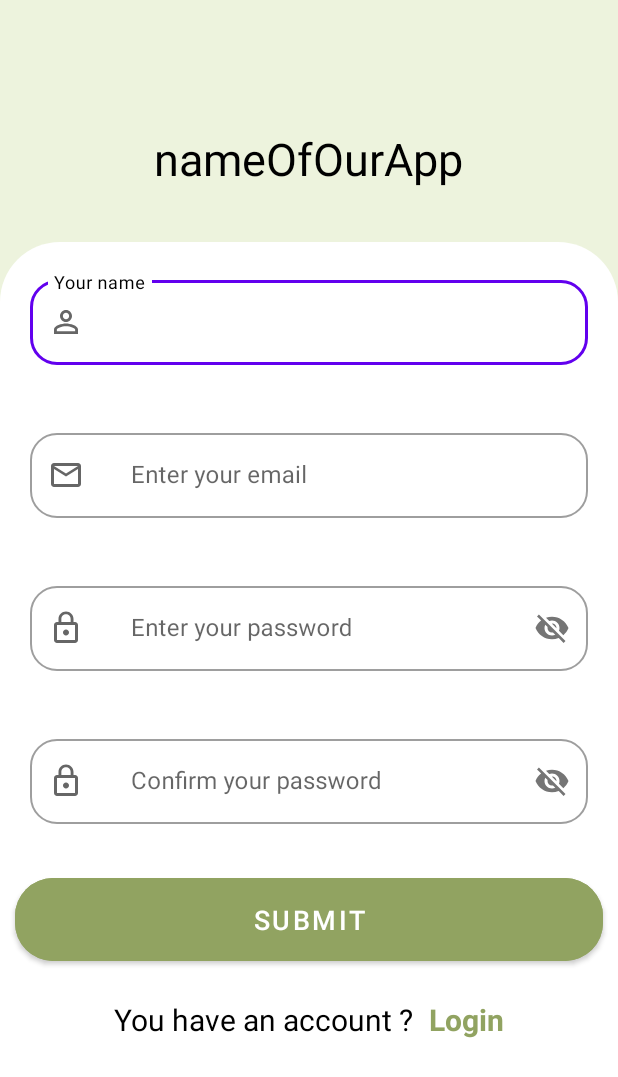
After one commit to ESGI4-AL/Android-Kotlin-Project, an Android app: the SignupActivity screen opened directly, with no data from a screen before it, on a phone screen of 412 x 824 dp. The commit adds this screen. Shown: the top 1077 px of the screen. Run offline under Robolectric (Android 15) with nearby library versions, the phone set to English and light mode, and no system bars.

Commit message:
creation signup fils

```diff
--- a/app/src/main/AndroidManifest.xml
+++ b/app/src/main/AndroidManifest.xml
@@ -13,6 +13,9 @@
         android:theme="@style/Theme.AndroidKotlinProject"
         tools:targetApi="31">
         <activity
+            android:name=".SignupActivity"
+            android:exported="false" />
+        <activity
             android:name=".MainActivity"
             android:exported="true">
             <intent-filter>
--- /dev/null
+++ b/app/src/main/java/com/example/android_kotlin_project/SignupActivity.kt
@@ -0,0 +1,20 @@
+package com.example.android_kotlin_project
+
+import android.os.Bundle
+import androidx.activity.enableEdgeToEdge
+import androidx.appcompat.app.AppCompatActivity
+import androidx.core.view.ViewCompat
+import androidx.core.view.WindowInsetsCompat
+
+class SignupActivity : AppCompatActivity() {
+    override fun onCreate(savedInstanceState: Bundle?) {
+        super.onCreate(savedInstanceState)
+        enableEdgeToEdge()
+        setContentView(R.layout.activity_signup)
+        ViewCompat.setOnApplyWindowInsetsListener(findViewById(R.id.main)) { v, insets ->
+            val systemBars = insets.getInsets(WindowInsetsCompat.Type.systemBars())
+            v.setPadding(systemBars.left, systemBars.top, systemBars.right, systemBars.bottom)
+            insets
+        }
+    }
+}
--- /dev/null
+++ b/app/src/main/res/drawable/baseline_lock.xml
@@ -0,0 +1,5 @@
+<vector xmlns:android="http://schemas.android.com/apk/res/android" android:height="24dp" android:tint="#000000" android:viewportHeight="24" android:viewportWidth="24" android:width="24dp">
+
+    <path android:fillColor="@android:color/white" android:pathData="M12,17c1.1,0 2,-0.9 2,-2s-0.9,-2 -2,-2s-2,0.9 -2,2S10.9,17 12,17zM18,8h-1V6c0,-2.76 -2.24,-5 -5,-5S7,3.24 7,6v2H6c-1.1,0 -2,0.9 -2,2v10c0,1.1 0.9,2 2,2h12c1.1,0 2,-0.9 2,-2V10C20,8.9 19.1,8 18,8zM8.9,6c0,-1.71 1.39,-3.1 3.1,-3.1s3.1,1.39 3.1,3.1v2H8.9V6zM18,20H6V10h12V20z"/>
+
+</vector>
--- /dev/null
+++ b/app/src/main/res/drawable/baseline_mail.xml
@@ -0,0 +1,5 @@
+<vector xmlns:android="http://schemas.android.com/apk/res/android" android:height="24dp" android:tint="#000000" android:viewportHeight="24" android:viewportWidth="24" android:width="24dp">
+
+    <path android:fillColor="@android:color/white" android:pathData="M20,4L4,4c-1.1,0 -1.99,0.9 -1.99,2L2,18c0,1.1 0.9,2 2,2h16c1.1,0 2,-0.9 2,-2L22,6c0,-1.1 -0.9,-2 -2,-2zM20,18L4,18L4,8l8,5 8,-5v10zM12,11L4,6h16l-8,5z"/>
+
+</vector>
--- /dev/null
+++ b/app/src/main/res/drawable/baseline_person.xml
@@ -0,0 +1,5 @@
+<vector xmlns:android="http://schemas.android.com/apk/res/android" android:height="24dp" android:tint="#000000" android:viewportHeight="24" android:viewportWidth="24" android:width="24dp">
+
+    <path android:fillColor="@android:color/white" android:pathData="M12,5.9c1.16,0 2.1,0.94 2.1,2.1s-0.94,2.1 -2.1,2.1S9.9,9.16 9.9,8s0.94,-2.1 2.1,-2.1m0,9c2.97,0 6.1,1.46 6.1,2.1v1.1L5.9,18.1L5.9,17c0,-0.64 3.13,-2.1 6.1,-2.1M12,4C9.79,4 8,5.79 8,8s1.79,4 4,4 4,-1.79 4,-4 -1.79,-4 -4,-4zM12,13c-2.67,0 -8,1.34 -8,4v3h16v-3c0,-2.66 -5.33,-4 -8,-4z"/>
+
+</vector>
--- /dev/null
+++ b/app/src/main/res/drawable/roun_border.xml
@@ -0,0 +1,7 @@
+<?xml version="1.0" encoding="utf-8"?>
+<shape android:shape="rectangle" xmlns:android="http://schemas.android.com/apk/res/android">
+<solid android:color="@color/white" />
+    <corners
+        android:topLeftRadius="40dp"
+        android:topRightRadius="40dp" />
+</shape>
--- /dev/null
+++ b/app/src/main/res/layout/activity_signup.xml
@@ -0,0 +1,169 @@
+<?xml version="1.0" encoding="utf-8"?>
+<RelativeLayout xmlns:android="http://schemas.android.com/apk/res/android"
+    xmlns:app="http://schemas.android.com/apk/res-auto"
+    xmlns:tools="http://schemas.android.com/tools"
+    android:id="@+id/main"
+    android:layout_width="match_parent"
+    android:layout_height="match_parent"
+    android:background="@color/green1"
+    tools:context=".SignupActivity">
+
+    <LinearLayout
+        android:layout_width="match_parent"
+        android:layout_height="match_parent"
+        android:layout_alignParentBottom="true"
+        android:orientation="vertical"
+        android:paddingTop="20dp">
+
+        <TextView
+            android:layout_width="wrap_content"
+            android:layout_height="wrap_content"
+            android:layout_gravity="center"
+            android:layout_marginTop="60dp"
+            android:gravity="center"
+            android:padding="5dp"
+            android:text="nameOfOurApp"
+            android:textColor="@color/black"
+            android:textSize="30sp" />
+
+        <LinearLayout
+            android:layout_width="match_parent"
+            android:layout_height="match_parent"
+            android:layout_marginTop="30dp"
+            android:background="@drawable/roun_border"
+            android:orientation="vertical">
+
+
+            <com.google.android.material.textfield.TextInputLayout
+                style="@style/Widget.MaterialComponents.TextInputLayout.OutlinedBox"
+                android:layout_width="match_parent"
+                android:layout_height="wrap_content"
+                android:layout_margin="20dp"
+                android:hint="Your name"
+                app:boxCornerRadiusBottomEnd="18dp"
+                app:boxCornerRadiusBottomStart="18dp"
+                app:boxCornerRadiusTopEnd="18dp"
+                app:boxCornerRadiusTopStart="18dp"
+                app:hintTextColor="@color/black"
+                app:startIconDrawable="@drawable/baseline_person">
+
+                <com.google.android.material.textfield.TextInputEditText
+                    android:layout_width="match_parent"
+                    android:layout_height="match_parent"
+                    android:drawableStart="@drawable/baseline_person"
+                    android:drawablePadding="15dp"
+                    android:drawableTint="@color/green1"
+                    android:inputType="text" />
+            </com.google.android.material.textfield.TextInputLayout>
+
+            <com.google.android.material.textfield.TextInputLayout
+                style="@style/Widget.MaterialComponents.TextInputLayout.OutlinedBox"
+                android:layout_width="match_parent"
+                android:layout_height="wrap_content"
+                android:layout_margin="20dp"
+                android:hint="Enter your email"
+                app:boxCornerRadiusBottomEnd="18dp"
+                app:boxCornerRadiusBottomStart="18dp"
+                app:boxCornerRadiusTopEnd="18dp"
+                app:boxCornerRadiusTopStart="18dp"
+                app:hintTextColor="@color/black"
+                app:startIconDrawable="@drawable/baseline_mail">
+
+                <com.google.android.material.textfield.TextInputEditText
+                    android:layout_width="match_parent"
+                    android:layout_height="match_parent"
+                    android:drawableStart="@drawable/baseline_mail"
+                    android:drawablePadding="15dp"
+                    android:drawableTint="@color/green1"
+                    android:inputType="text" />
+            </com.google.android.material.textfield.TextInputLayout>
+
+            <com.google.android.material.textfield.TextInputLayout
+                style="@style/Widget.MaterialComponents.TextInputLayout.OutlinedBox"
+                android:layout_width="match_parent"
+                android:layout_height="wrap_content"
+                android:layout_margin="20dp"
+                android:hint="Enter your password"
+                app:boxCornerRadiusBottomEnd="18dp"
+                app:boxCornerRadiusBottomStart="18dp"
+                app:boxCornerRadiusTopEnd="18dp"
+                app:boxCornerRadiusTopStart="18dp"
+                app:hintTextColor="@color/black"
+                app:passwordToggleEnabled="true"
+                app:startIconDrawable="@drawable/baseline_lock">
+
+                <com.google.android.material.textfield.TextInputEditText
+                    android:layout_width="match_parent"
+                    android:layout_height="match_parent"
+                    android:drawableStart="@drawable/baseline_lock"
+                    android:drawablePadding="15dp"
+                    android:drawableTint="@color/green1"
+                    android:inputType="text" />
+            </com.google.android.material.textfield.TextInputLayout>
+
+            <com.google.android.material.textfield.TextInputLayout
+                style="@style/Widget.MaterialComponents.TextInputLayout.OutlinedBox"
+                android:layout_width="match_parent"
+                android:layout_height="wrap_content"
+                android:layout_margin="20dp"
+                android:hint="Confirm your password"
+                app:boxCornerRadiusBottomEnd="18dp"
+                app:boxCornerRadiusBottomStart="18dp"
+                app:boxCornerRadiusTopEnd="18dp"
+                app:boxCornerRadiusTopStart="18dp"
+                app:hintTextColor="@color/black"
+                app:passwordToggleEnabled="true"
+                app:startIconDrawable="@drawable/baseline_lock">
+
+                <com.google.android.material.textfield.TextInputEditText
+                    android:layout_width="match_parent"
+                    android:layout_height="match_parent"
+                    android:drawableStart="@drawable/baseline_lock"
+                    android:drawablePadding="15dp"
+                    android:drawableTint="@color/green1"
+                    android:inputType="text" />
+            </com.google.android.material.textfield.TextInputLayout>
+
+            <Button
+                android:layout_width="match_parent"
+                android:layout_height="wrap_content"
+                android:layout_margin="10dp"
+                android:backgroundTint="@color/green2"
+                android:padding="15dp"
+                android:text="Submit"
+                android:textAllCaps="true"
+                android:textColor="@color/white"
+                android:textSize="18dp"
+                app:cornerRadius="25dp" />
+
+            <LinearLayout
+                android:layout_width="match_parent"
+                android:layout_height="wrap_content"
+                android:layout_gravity="center"
+                android:layout_margin="4dp"
+                android:gravity="center"
+                android:orientation="horizontal">
+
+
+                <TextView
+                    android:layout_width="wrap_content"
+                    android:layout_height="wrap_content"
+                    android:padding="5dp"
+                    android:text="You have an account ?"
+                    android:textColor="@color/black"
+                    android:textSize="20dp" />
+
+                <TextView
+                    android:layout_width="wrap_content"
+                    android:layout_height="wrap_content"
+                    android:padding="5dp"
+                    android:text="Login"
+                    android:textColor="@color/green2"
+                    android:textSize="20dp"
+                    android:textStyle="bold" />
+
+            </LinearLayout>
+
+        </LinearLayout>
+    </LinearLayout>
+</RelativeLayout>
--- a/app/src/main/res/values/colors.xml
+++ b/app/src/main/res/values/colors.xml
@@ -2,4 +2,10 @@
 <resources>
     <color name="black">#FF000000</color>
     <color name="white">#FFFFFFFF</color>
+    <color name="green1">#EDF3DD</color>
+    <color name="green2">#91A361</color>
+    <color name="orange">#ffdfba</color>
+    <color name="pink1">#FBE9E9</color>
+    <color name="pink2">#FFADA8</color>
+
 </resources>
--- a/app/src/main/res/values/themes.xml
+++ b/app/src/main/res/values/themes.xml
@@ -1,6 +1,6 @@
 <resources xmlns:tools="http://schemas.android.com/tools">
     <!-- Base application theme. -->
-    <style name="Base.Theme.AndroidKotlinProject" parent="Theme.Material3.DayNight.NoActionBar">
+    <style name="Base.Theme.AndroidKotlinProject" parent="Theme.MaterialComponents.DayNight.NoActionBar">
         <!-- Customize your light theme here. -->
         <!-- <item name="colorPrimary">@color/my_light_primary</item> -->
     </style>
```
